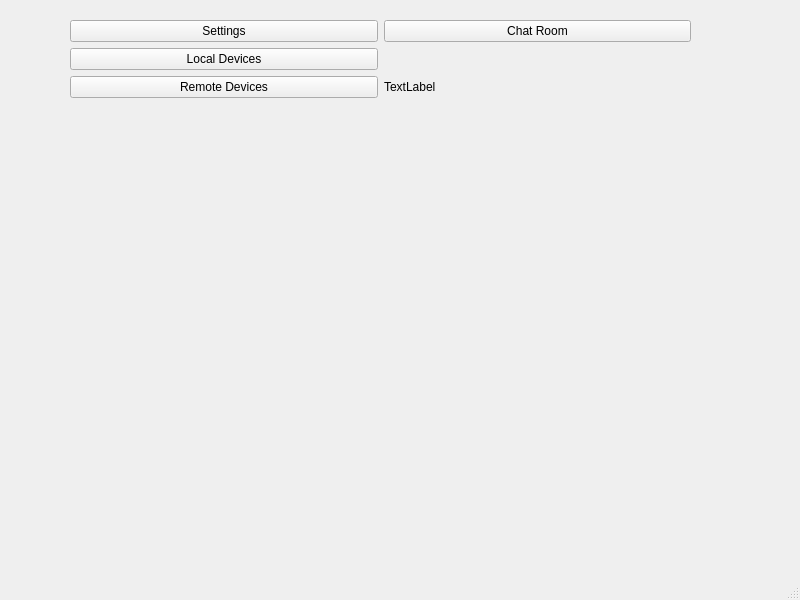
Qt form Mirabeau/ui/main.ui (me-minus/coherence) before a commit.
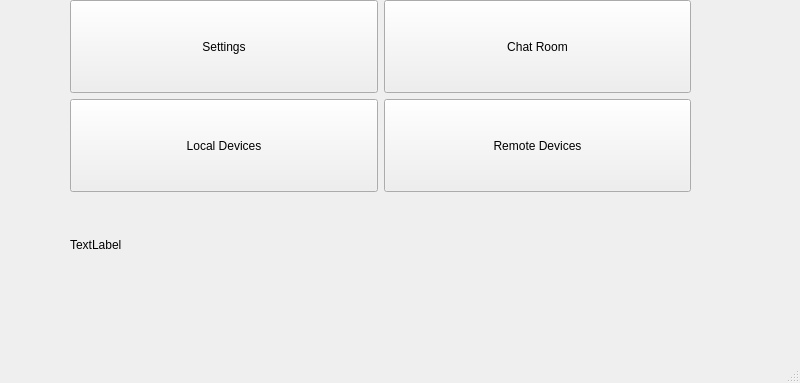
The same form after that commit.

Commit message: mirabeau UI widgets arrangements

What changed in the file:
```diff
--- a/Mirabeau/ui/main.ui
+++ b/Mirabeau/ui/main.ui
@@ -7,7 +7,7 @@
     <x>0</x>
     <y>0</y>
     <width>800</width>
-    <height>600</height>
+    <height>383</height>
    </rect>
   </property>
   <property name="windowTitle">
@@ -18,24 +18,23 @@
     <property name="geometry">
      <rect>
       <x>70</x>
-      <y>20</y>
+      <y>0</y>
       <width>621</width>
-      <height>531</height>
+      <height>291</height>
      </rect>
     </property>
-    <layout class="QGridLayout" name="gridLayout" rowstretch="1,0,1" columnstretch="1,1">
+    <layout class="QGridLayout" name="gridLayout" rowstretch="1,0,1,0" columnstretch="1,1">
      <property name="sizeConstraint">
       <enum>QLayout::SetMaximumSize</enum>
      </property>
-     <item row="2" column="0">
-      <widget class="QPushButton" name="remoteDevicesButton">
-       <property name="text">
-        <string>Remote Devices</string>
-       </property>
-      </widget>
-     </item>
      <item row="1" column="0">
       <widget class="QPushButton" name="localDevicesButton">
+       <property name="sizePolicy">
+        <sizepolicy hsizetype="Expanding" vsizetype="MinimumExpanding">
+         <horstretch>0</horstretch>
+         <verstretch>1</verstretch>
+        </sizepolicy>
+       </property>
        <property name="text">
         <string>Local Devices</string>
        </property>
@@ -43,25 +42,56 @@
      </item>
      <item row="0" column="0">
       <widget class="QPushButton" name="settingsButton">
+       <property name="sizePolicy">
+        <sizepolicy hsizetype="Expanding" vsizetype="MinimumExpanding">
+         <horstretch>0</horstretch>
+         <verstretch>0</verstretch>
+        </sizepolicy>
+       </property>
        <property name="text">
         <string>Settings</string>
        </property>
       </widget>
      </item>
-     <item row="2" column="1">
-      <widget class="QLabel" name="statusLabel">
-       <property name="text">
-        <string>TextLabel</string>
-       </property>
-      </widget>
-     </item>
      <item row="0" column="1">
       <widget class="QPushButton" name="chatRoomButton">
+       <property name="sizePolicy">
+        <sizepolicy hsizetype="Expanding" vsizetype="MinimumExpanding">
+         <horstretch>0</horstretch>
+         <verstretch>0</verstretch>
+        </sizepolicy>
+       </property>
        <property name="text">
         <string>Chat Room</string>
        </property>
       </widget>
      </item>
+     <item row="1" column="1">
+      <widget class="QPushButton" name="remoteDevicesButton">
+       <property name="sizePolicy">
+        <sizepolicy hsizetype="Expanding" vsizetype="Expanding">
+         <horstretch>0</horstretch>
+         <verstretch>1</verstretch>
+        </sizepolicy>
+       </property>
+       <property name="text">
+        <string>Remote Devices</string>
+       </property>
+      </widget>
+     </item>
+     <item row="2" column="0" colspan="2">
+      <widget class="QLabel" name="statusLabel">
+       <property name="sizePolicy">
+        <sizepolicy hsizetype="Expanding" vsizetype="Expanding">
+         <horstretch>0</horstretch>
+         <verstretch>0</verstretch>
+        </sizepolicy>
+       </property>
+       <property name="text">
+        <string>TextLabel</string>
+       </property>
+      </widget>
+     </item>
     </layout>
    </widget>
   </widget>
```
Left out of the diff: 2 changed lines with no effect on the pictures. The commit also changes 2 other files.
